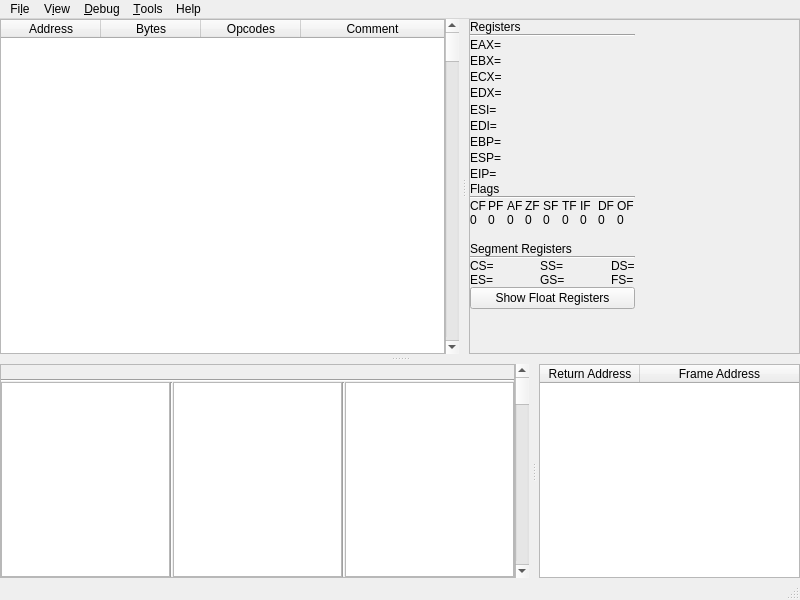
korcankaraokcu/PINCE, file GUI/MemoryViewerWindow.ui: the form before one commit.
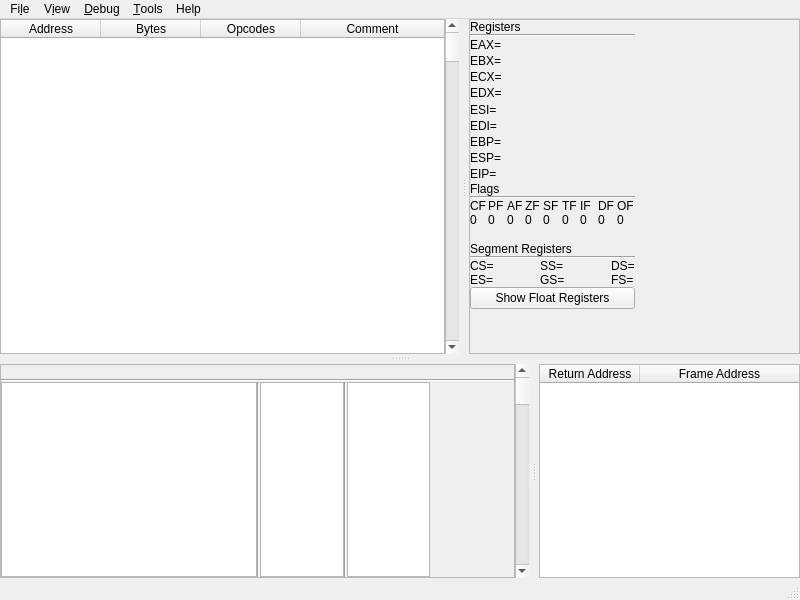
The form after the commit. Custom widgets are drawn as their Qt base class.

What changed in the file:
```diff
--- a/GUI/MemoryViewerWindow.ui
+++ b/GUI/MemoryViewerWindow.ui
@@ -1326,8 +1326,8 @@
                </item>
                <item>
                 <widget class="QHexView" name="tableView_HexView_Hex">
-                 <property name="textElideMode">
-                  <enum>Qt::ElideNone</enum>
+                 <property name="sizeAdjustPolicy">
+                  <enum>QAbstractScrollArea::AdjustToContents</enum>
                  </property>
                 </widget>
                </item>
@@ -1340,8 +1340,8 @@
                </item>
                <item>
                 <widget class="QAsciiView" name="tableView_HexView_Ascii">
-                 <property name="textElideMode">
-                  <enum>Qt::ElideNone</enum>
+                 <property name="sizeAdjustPolicy">
+                  <enum>QAbstractScrollArea::AdjustToContents</enum>
                  </property>
                 </widget>
                </item>
```
